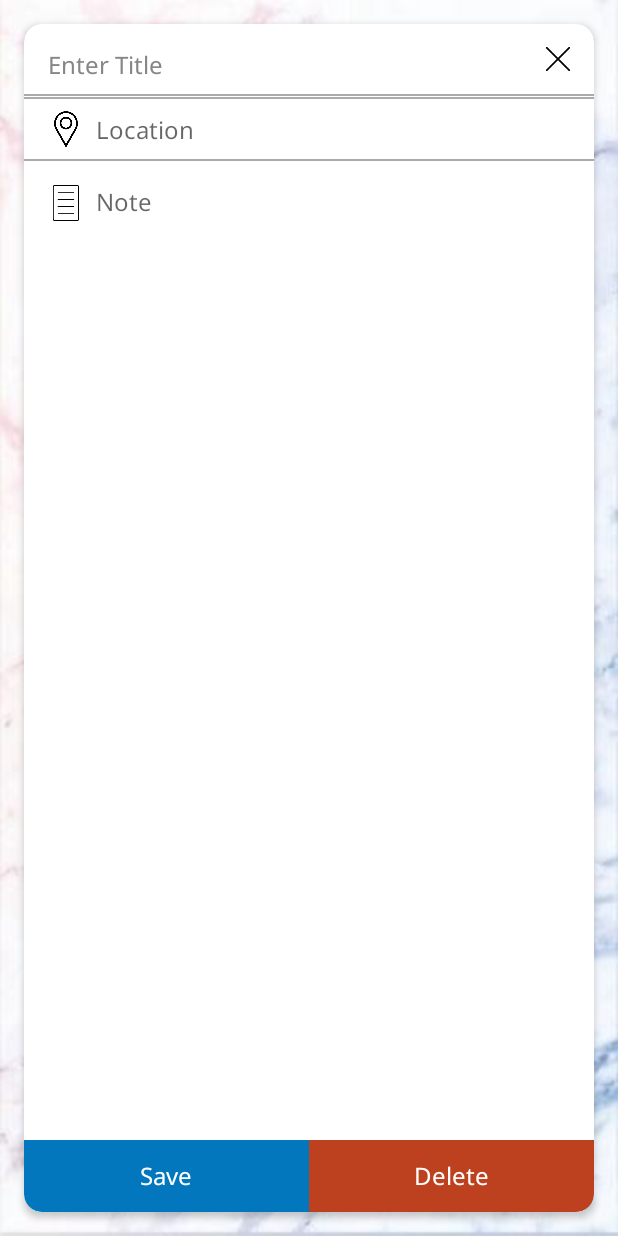
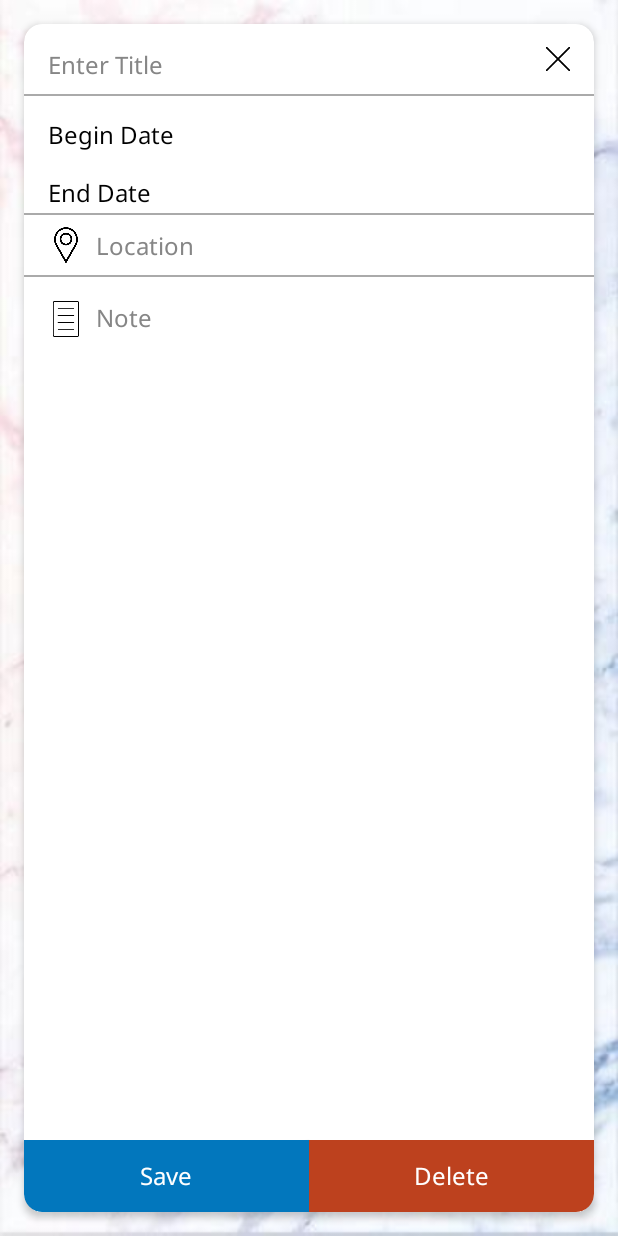
Before and after one commit to sandraaahuang/Calendear-Life, an Android app: the fragment CalendarDetailFragment shown on its own in the app's theme, on a phone screen of 412 x 824 dp. Run offline under Robolectric (Android 15) with nearby library versions, the phone set to English and light mode, and no system bars; our stand-ins replace Firebase (no records; nobody signed in at launch, a user with empty details on screens opened directly), data binding; 6 statements that could not run were skipped.

Commit message:
arrange the code of calendar detail fragment

```diff
--- a/app/src/main/java/com/sandra/calendearlife/calendar/detail/CalendarDetailFragment.kt
+++ b/app/src/main/java/com/sandra/calendearlife/calendar/detail/CalendarDetailFragment.kt
@@ -63,36 +63,66 @@ class CalendarDetailFragment : Fragment() {
         binding.lifecycleOwner = this
         binding.viewModel = viewModel
 
-        if (calendarProperty.color == COLOR_GOOGLE) {
+        if (calendarProperty.color == COLOR_GOOGLE
+            || calendarProperty.color == COLOR_CAL
+            || calendarProperty.color == COLOR_REMIND_CAL
+            || calendarProperty.color == COLOR_ALL
+            || calendarProperty.color == COLOR_COUNTDOWN_CAL
+        ) {
 
+            Logger.w("hello 1")
             binding.allDayLayout.visibility = View.VISIBLE
 
-            if ((calendarProperty.color == COLOR_CAL
+            if (calendarProperty.color == COLOR_CAL
                 || calendarProperty.color == COLOR_REMIND_CAL
                 || calendarProperty.color == COLOR_ALL
-                        || calendarProperty.color == COLOR_COUNTDOWN_CAL) && (
-                        calendarProperty.isAllDay)) {
-                binding.allDayLayout.visibility = View.VISIBLE
+                || calendarProperty.color == COLOR_COUNTDOWN_CAL
+            ) {
+                Logger.w("hello 2")
+
+                when (calendarProperty.isAllDay) {
+                    true -> {
+                        Logger.w("hello 3")
+                        binding.beginDateText.text = context?.getString(R.string.date_b)
                         binding.beginTime.visibility = View.GONE
                         binding.endDateText.visibility = View.GONE
                         binding.endDate.visibility = View.GONE
                         binding.endTime.visibility = View.GONE
                     }
+                    else -> {
+                        Logger.w("hello 4")
+                        binding.endDate.visibility = View.VISIBLE
+                        binding.endTime.visibility = View.VISIBLE
+                        binding.beginTime.visibility = View.VISIBLE
+                    }
+                }
+            }
+        } else {
+            Logger.w("hello 5")
+            binding.allDayLayout.visibility = View.GONE
 
-        } else {
-            binding.allDayLayout.visibility = View.GONE
         }
 
-        if (calendarProperty.hasReminders) {
+        when (calendarProperty.hasReminders) {
+            true -> {
+                Logger.w("hello 6")
                 binding.remindLayout.visibility = View.VISIBLE
-        } else {
+            }
+            else -> {
+                Logger.w("hello 7")
                 binding.remindLayout.visibility = View.GONE
             }
+        }
 
-        if (calendarProperty.hasCountdown) {
+        when (calendarProperty.hasCountdown) {
+            true -> {
+                Logger.w("hello 8")
                 binding.countdownLayout.visibility = View.VISIBLE
-        } else {
+            }
+            else -> {
+                Logger.w("hello 9")
                 binding.countdownLayout.visibility = View.GONE
+            }
         }
 
         viewModel.showDatePicker.observe(this, androidx.lifecycle.Observer { clickedDate ->
--- a/app/src/main/java/com/sandra/calendearlife/calendar/event/CalendarEventFragment.kt
+++ b/app/src/main/java/com/sandra/calendearlife/calendar/event/CalendarEventFragment.kt
@@ -216,7 +216,7 @@ class CalendarEventFragment : Fragment() {
                         )
                     } else {
 
-                        viewModel.writeGoogle(
+                        viewModel.writeEventIntoGoogleCalendar(
                             googleBeginDate, googleEndDate, googleNote, googleTitle,
                             item, countdown, reminders
                         )
--- a/app/src/main/java/com/sandra/calendearlife/calendar/event/CalendarEventViewModel.kt
+++ b/app/src/main/java/com/sandra/calendearlife/calendar/event/CalendarEventViewModel.kt
@@ -255,7 +255,7 @@ class CalendarEventViewModel : ViewModel() {
         }
     }
 
-    fun writeGoogle(
+    fun writeEventIntoGoogleCalendar(
         googleBeginDate: Timestamp, googleEndDate: Timestamp,
         googleNote: String, googleTitle: String,
         item: Any, countdown: Any, reminders: Any
--- a/app/src/main/java/com/sandra/calendearlife/calendar/month/CalendarMonthFragment.kt
+++ b/app/src/main/java/com/sandra/calendearlife/calendar/month/CalendarMonthFragment.kt
@@ -27,6 +27,7 @@ import com.sandra.calendearlife.constant.calendarTitleFormatter
 import com.sandra.calendearlife.constant.selectionDateFormatter
 import com.sandra.calendearlife.constant.timeSameYearFormatter
 import com.sandra.calendearlife.databinding.FragmentCalendarMonthBinding
+import com.sandra.calendearlife.util.Logger
 import kotlinx.android.synthetic.main.activity_main.*
 import kotlinx.android.synthetic.main.calendar_month_day.view.*
 import kotlinx.android.synthetic.main.calendar_month_header.view.*
@@ -65,6 +66,7 @@ class CalendarMonthFragment : Fragment() {
             calendar?.let {
                 this.findNavController().navigate(NavigationDirections.actionGlobalCalendarDetailFragment(it))
                 viewModel.displayCalendarDetailsComplete()
+                Logger.e("calendarProperty = $it")
             }
         })
 
--- a/app/src/main/java/com/sandra/calendearlife/calendar/month/CalenderMonthViewModel.kt
+++ b/app/src/main/java/com/sandra/calendearlife/calendar/month/CalenderMonthViewModel.kt
@@ -24,9 +24,10 @@ class CalenderMonthViewModel : ViewModel() {
         get() = _liveAllCalendar
 
     private val _navigateToCalendarProperty = MutableLiveData<Calendar>()
-
     val navigateToCalendarProperty: LiveData<Calendar>
         get() = _navigateToCalendarProperty
+
+
 
     fun displayCalendarDetails(calendar: Calendar) {
         _navigateToCalendarProperty.value = calendar
--- a/app/src/main/res/layout/fragment_calendar_detail.xml
+++ b/app/src/main/res/layout/fragment_calendar_detail.xml
@@ -80,7 +80,7 @@
                         app:layout_constraintStart_toStartOf="parent"
                         app:layout_constraintEnd_toEndOf="parent"
                         app:layout_constraintTop_toTopOf="@+id/view_spacing_line2"
-                        app:layout_constraintHorizontal_bias="0.0" tools:visibility="gone">
+                        app:layout_constraintHorizontal_bias="0.0" tools:visibility="visible">
 
                     <TextView
                             android:text="@{viewModel.selectedItem.endDate.substring(0,10)}"
@@ -92,7 +92,8 @@
                             android:id="@+id/endDate"
                             android:onClick="@{viewModel::onButtonClick}"
                             app:layout_constraintStart_toStartOf="@+id/beginDate" android:layout_marginTop="16dp"
-                            app:layout_constraintTop_toBottomOf="@+id/beginDate" android:visibility="visible"/>
+                            app:layout_constraintTop_toBottomOf="@+id/beginDate" android:visibility="visible"
+                            tools:visibility="gone"/>
                     <TextView
                             android:layout_width="wrap_content"
                             android:layout_height="wrap_content"
@@ -104,7 +105,7 @@
                             android:onClick="@{viewModel::onButtonClick}"
                             app:layout_constraintEnd_toEndOf="@+id/beginTime"
                             app:layout_constraintTop_toTopOf="@+id/endDate"
-                            app:layout_constraintBottom_toBottomOf="@+id/endDate" android:visibility="visible"/>
+                            app:layout_constraintBottom_toBottomOf="@+id/endDate" android:visibility="gone"/>
                     <TextView
                             android:text="@{viewModel.selectedItem.beginDate.substring(0,10)}"
                             android:layout_width="wrap_content"
@@ -129,7 +130,7 @@
                             android:text="@{viewModel.selectedItem.beginDate.substring(10)}"
                             android:onClick="@{viewModel::onButtonClick}"
                             app:layout_constraintTop_toTopOf="@+id/beginDate"
-                            app:layout_constraintBottom_toBottomOf="@+id/beginDate" android:visibility="visible"
+                            app:layout_constraintBottom_toBottomOf="@+id/beginDate" android:visibility="gone"
                             app:layout_constraintEnd_toEndOf="parent" android:layout_marginEnd="16dp"/>
                     <TextView
                             android:text="@string/begin_date"
@@ -150,7 +151,8 @@
                             android:textColor="?attr/total_black2white"
                             android:textSize="@dimen/normal_text_size"
                             app:layout_constraintTop_toBottomOf="@+id/beginDateText" android:layout_marginTop="16dp"
-                            app:layout_constraintStart_toStartOf="parent" android:layout_marginStart="16dp"/>
+                            app:layout_constraintStart_toStartOf="parent" android:layout_marginStart="16dp"
+                            tools:visibility="gone"/>
                 </androidx.constraintlayout.widget.ConstraintLayout>
 
                 <androidx.constraintlayout.widget.ConstraintLayout
@@ -158,7 +160,7 @@
                         android:layout_height="wrap_content" android:id="@+id/countdownLayout"
                         android:visibility="visible"
                         app:layout_constraintStart_toStartOf="parent" app:layout_constraintEnd_toEndOf="parent"
-                        app:layout_constraintTop_toBottomOf="@+id/allDayLayout" tools:visibility="gone">
+                        app:layout_constraintTop_toBottomOf="@+id/allDayLayout" tools:visibility="visible">
 
                     <TextView
                             android:id="@+id/targetDateInput"
@@ -189,7 +191,7 @@
                         app:layout_constraintStart_toStartOf="parent"
                         app:layout_constraintHorizontal_bias="0.0"
                         android:visibility="visible"
-                        app:layout_constraintTop_toBottomOf="@+id/countdownLayout" tools:visibility="gone">
+                        app:layout_constraintTop_toBottomOf="@+id/countdownLayout" tools:visibility="visible">
                     <TextView
                             android:id="@+id/remindDate"
                             android:layout_width="wrap_content"
@@ -252,6 +254,7 @@
                         android:layout_width="0dp"
                         android:layout_height="wrap_content"
                         android:hint="@string/location"
+                        android:textColorHint="?attr/normal_text_color"
                         android:text="@{viewModel.selectedItem.location}"
                         android:fontFamily="@font/noto_sans"
                         android:textColor="?attr/total_black2white"
@@ -285,7 +288,7 @@
                         android:fontFamily="@font/noto_sans"
                         android:textColor="?attr/total_black2white"
                         android:textSize="@dimen/normal_text_size"
-
+                        android:textColorHint="?attr/normal_text_color"
                         app:layout_constraintTop_toTopOf="@+id/noteIcon"
                         app:layout_constraintStart_toEndOf="@+id/noteIcon" android:layout_marginStart="8dp"
                         app:layout_constraintVertical_bias="0.0" android:layout_marginEnd="16dp"
--- a/app/src/main/res/layout/fragment_calendar_month.xml
+++ b/app/src/main/res/layout/fragment_calendar_month.xml
@@ -63,7 +63,7 @@
                 android:layout_width="match_parent"
                 android:layout_height="match_parent"
                 android:visibility="gone"
-                android:background="@color/translucent_white">
+                android:background="?attr/card_background_color">
 
         </androidx.constraintlayout.widget.ConstraintLayout>
 
--- a/app/src/main/res/layout/fragment_home.xml
+++ b/app/src/main/res/layout/fragment_home.xml
@@ -114,7 +114,7 @@
                 android:layout_width="match_parent"
                 android:layout_height="match_parent"
                 android:visibility="gone"
-                android:background="@color/translucent_white">
+                android:background="?attr/card_background_color">
 
         </androidx.constraintlayout.widget.ConstraintLayout>
 
```
Also changed, not shown: app/src/main/res/layout/item_countdown.xml (+6 -6 lines). Lines whose indentation alone changed are shown as unchanged.
